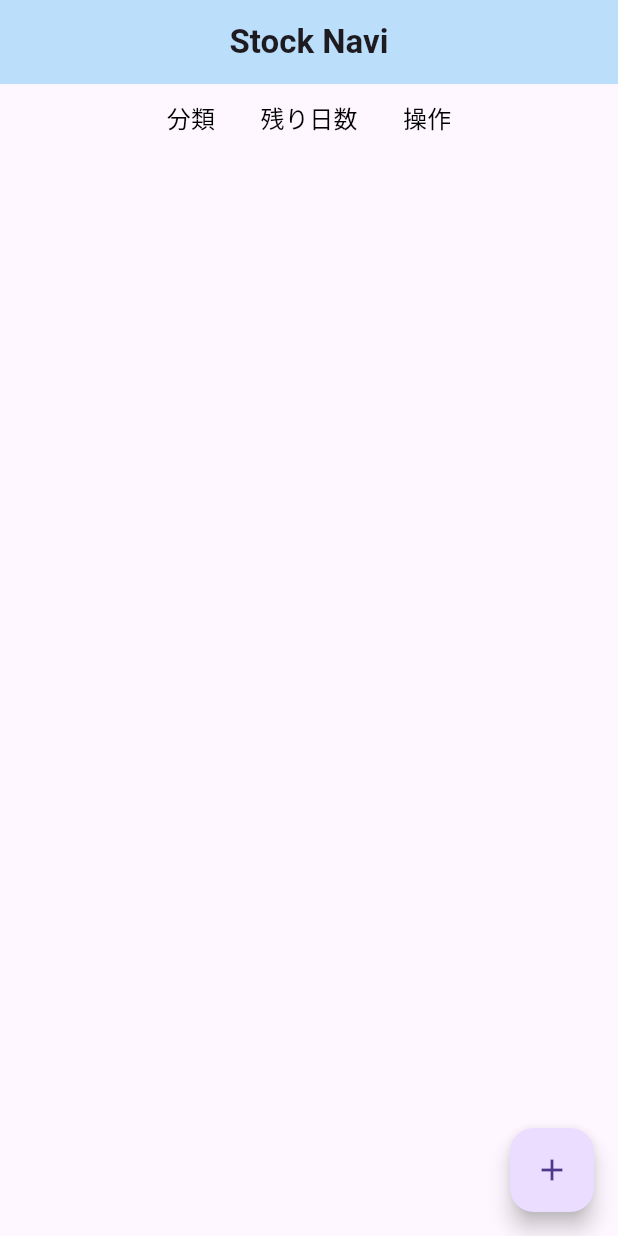
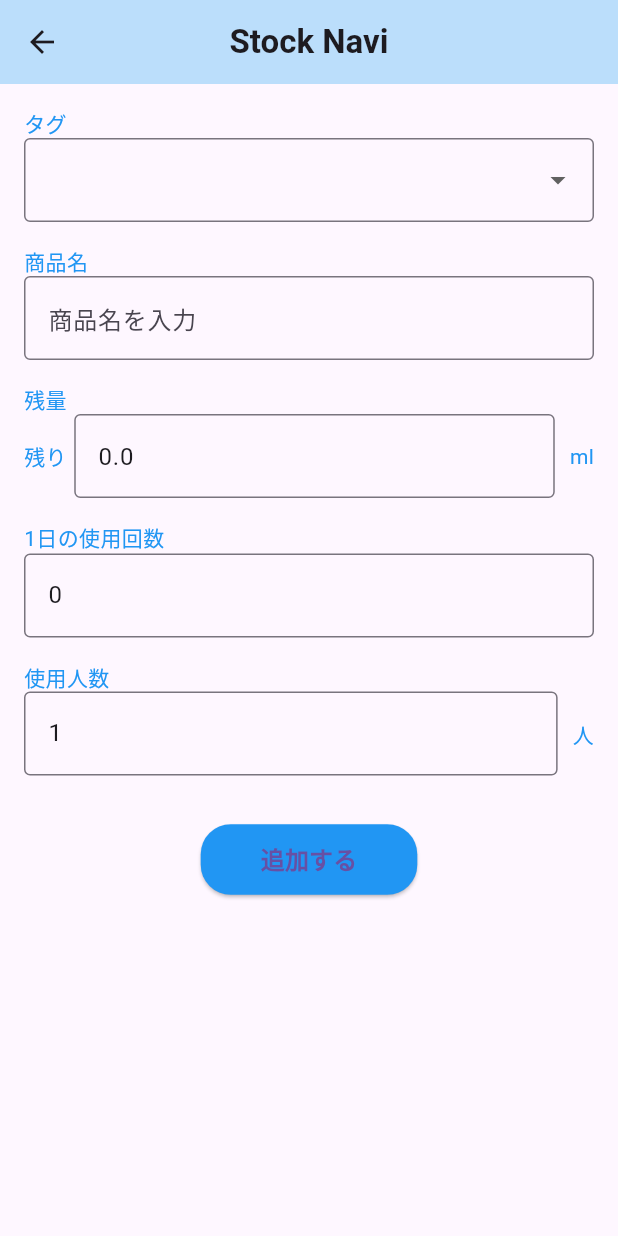
Before and after one commit to Engineer-Guild-Hackathon-2025-March/StockNavi, a Flutter app: the screen it shows after launch, after a tap on the "add" icon, on a phone screen of 412 x 824 dp. Run offline on Flutter 3.47's test engine with Material 3 defaults, Android fonts, the phone set to English and light mode, and no system bars; our stand-ins replace flutter_local_notifications, sqflite, timezone; accounts and stored records are empty.

Commit message:
add_item_page

```diff
--- a/lib/controllers/controller.dart
+++ b/lib/controllers/controller.dart
@@ -1,8 +1,14 @@
+import 'dart:developer';
+import 'dart:math' as Log;
+
+import 'package:flutter/cupertino.dart';
 import 'package:stocknavi/models/consumables_list.dart';
 import 'package:stocknavi/views/base_view.dart';
 import 'package:stocknavi/models/consumable.dart';
 import 'package:stocknavi/services/notification_service.dart';
 import 'package:stocknavi/database/database_helper.dart';
+
+import '../models/consumables_list.dart';
 
 class Controller {
   final ConsumablesList _allConsumablesList = ConsumablesList();
@@ -102,6 +108,27 @@ class Controller {
           mAverageId: mAverageId,
         );
         break;
+      case 'insert':
+        int mAverageId = 1;
+        if (data['tags'] != null && (data['tags'] as List).isNotEmpty) {
+          mAverageId = await _getMaverageIdFromTag(
+            (data['tags'] as List<String>)[0],
+          );
+        }
+
+        final consumable = Consumable(
+          name: data['name'],
+          amount: data['amount'],
+          tags: data['tags'] ?? [],
+          dailyConsumption: data['dailyConsumption'],
+          usagePerDay: data['usagePerDay'],
+          numberOfUsers: data['numberOfUsers'],
+        );
+        consumable.fetchDefaultDailyConsumption(mAverageId);
+        consumable.calculateDaysLeft();
+        debugPrint("hello");
+        await _allConsumablesList.insertConsumable(consumable, mAverageId: mAverageId);
+        break;
     }
     updateView();
   }
--- a/lib/models/consumable.dart
+++ b/lib/models/consumable.dart
@@ -84,4 +84,23 @@ class Consumable {
       updatedAt: DateTime.now(),
     );
   }
+
+  Future<void> fetchDefaultDailyConsumption(int id)async{
+    final db = await DatabaseHelper.instance.database;
+    final List<Map<String, dynamic>> result = await db.query(
+      'm_average',
+      columns: ['amount'],
+      where: 'id = ?',
+      whereArgs: [id],
+    );
+
+    // result が空でなければ、最初の行の 'amount' を返す
+    if (result.isNotEmpty) {
+      // もし amount が int 型である場合
+      dailyConsumption = result.first['amount'] as double;
+    } else {
+      // 見つからなかった場合は null を返す
+      dailyConsumption = 5.0;
+    }
+  }
 }
--- /dev/null
+++ b/lib/views/add_item_page.dart
@@ -0,0 +1,238 @@
+import 'package:flutter/material.dart';
+
+import '../controllers/controller.dart';
+import '../database/database_helper.dart';
+import '../models/consumable.dart';
+
+class AddItemPage extends StatefulWidget {
+  final Consumable consumable= Consumable(amount: 0, name: '', tags: [''], usagePerDay: 0, numberOfUsers: 1);
+  final Controller controller;
+
+  // consumable は任意引数。指定がなければ const Consumable(...) を使う
+  AddItemPage(
+    {
+    super.key,
+    required this.controller,
+  });
+
+  @override
+  State<AddItemPage> createState() {
+    return _AddItemPageState();
+  }
+}
+
+class _AddItemPageState extends State<AddItemPage>{
+  late TextEditingController nameController;
+  late TextEditingController amountController;
+  late TextEditingController usagePerDayController;
+  late TextEditingController numberOfUsersController;
+  late String selectedTag;
+  List<String> _tags = [];
+  Map<String, String> _tagUnitMap = {};
+  String _currentUnit = 'ml';
+
+  @override
+  void initState() {
+    super.initState();
+    nameController = TextEditingController(text: widget.consumable.name);
+    amountController = TextEditingController(
+      text: widget.consumable.amount.toString(),
+    );
+    usagePerDayController = TextEditingController(
+      text: widget.consumable.usagePerDay.toString(),
+    );
+    numberOfUsersController = TextEditingController(
+      text: widget.consumable.numberOfUsers.toString(),
+    );
+    selectedTag =
+      widget.consumable.tags.isNotEmpty ? widget.consumable.tags.first : '';
+    _loadTagsAndUnits();
+  }
+
+  @override
+  void dispose() {
+    nameController.dispose();
+    amountController.dispose();
+    usagePerDayController.dispose();
+    numberOfUsersController.dispose();
+    super.dispose();
+  }
+
+  Future<void> _loadTagsAndUnits() async {
+    final db = await DatabaseHelper.instance.database;
+    final List<Map<String, dynamic>> maps = await db.query('m_average');
+
+    setState(() {
+      _tags = [];
+      _tagUnitMap = {};
+
+      for (var map in maps) {
+        final String tag = map['tag'] as String;
+        final String unit = map['unit'] as String;
+
+        _tags.add(tag);
+        _tagUnitMap[tag] = unit;
+      }
+
+      if (!_tags.contains(selectedTag) && selectedTag.isNotEmpty) {
+        _tags.add(selectedTag);
+        _tagUnitMap[selectedTag] = 'ml';
+      }
+
+      _updateCurrentUnit();
+    });
+  }
+
+  void _updateCurrentUnit() {
+    if (_tagUnitMap.containsKey(selectedTag)) {
+      _currentUnit = _tagUnitMap[selectedTag]!;
+    } else {
+      _currentUnit = 'ml';
+    }
+  }
+
+  @override
+  Widget build(BuildContext context) {
+    return Scaffold(
+      appBar: AppBar(
+        title: const Text(
+          'Stock Navi',
+          style: TextStyle(fontWeight: FontWeight.bold),
+        ),
+        centerTitle: true,
+        backgroundColor: Colors.blue.shade100,
+        // actions: [
+        //   IconButton(
+        //     onPressed: _deleteItem,
+        //     icon: const Icon(Icons.delete, color: Colors.red),
+        //   ),
+        // ],
+      ),
+      body: Padding(
+        padding: const EdgeInsets.all(16.0),
+        child: SingleChildScrollView(
+          child: Column(
+            crossAxisAlignment: CrossAxisAlignment.start,
+            children: [
+              const Text('タグ', style: TextStyle(color: Colors.blue)),
+              DropdownButtonFormField<String>(
+                value: (_tags.contains(selectedTag) && selectedTag.isNotEmpty)
+                    ? selectedTag
+                    : null,
+                isExpanded: true,
+                items:
+                _tags.map((tag) {
+                  return DropdownMenuItem<String>(
+                    value: tag,
+                    child: Text(tag),
+                  );
+                }).toList(),
+                onChanged: (value) {
+                  setState(() {
+                    selectedTag = value!;
+                    _updateCurrentUnit();
+                  });
+                },
+                decoration: const InputDecoration(border: OutlineInputBorder()),
+              ),
+              const SizedBox(height: 16),
+
+              const Text('商品名', style: TextStyle(color: Colors.blue)),
+              TextField(
+                controller: nameController,
+                decoration: const InputDecoration(
+                  hintText: '商品名を入力',
+                  border: OutlineInputBorder(),
+                ),
+              ),
+              const SizedBox(height: 16),
+
+              const Text('残量', style: TextStyle(color: Colors.blue)),
+              Row(
+                children: [
+                  const Text('残り', style: TextStyle(color: Colors.blue)), const SizedBox(width: 5),
+                  Expanded(
+                  child: TextField(
+                    controller: amountController,
+                    keyboardType: TextInputType.number,
+                    decoration: const InputDecoration(
+                      hintText: '残量',
+                      border: OutlineInputBorder(),
+                    ),
+                  ),
+                ),
+                const SizedBox(width: 10),
+                Text(_currentUnit, style: const TextStyle(color: Colors.blue)),
+              ],),
+              const SizedBox(height: 16),
+              const Text('1日の使用回数', style: const TextStyle(color: Colors.blue)),
+              TextField(
+                controller: usagePerDayController,
+                keyboardType: TextInputType.number,
+                decoration: const InputDecoration(border: OutlineInputBorder()),
+              ),
+              const SizedBox(height: 16),
+
+              const Text('使用人数', style: TextStyle(color: Colors.blue)),
+              Row(
+                children: [
+                  Expanded(
+                    child: TextField(
+                      controller: numberOfUsersController,
+                      keyboardType: TextInputType.number,
+                      decoration: const InputDecoration(
+                        border: OutlineInputBorder(),
+                      ),
+                    ),
+                  ),
+                  const SizedBox(width: 10),
+                  const Text('人', style: TextStyle(color: Colors.blue)),
+                ],
+              ),
+
+              const SizedBox(height: 32),
+              Center(
+                child: ElevatedButton(
+                  onPressed: _insertItem,
+                  style: ElevatedButton.styleFrom(
+                    backgroundColor: Colors.blue,
+                    shape: RoundedRectangleBorder(
+                      borderRadius: BorderRadius.circular(20),
+                    ),
+                    padding: const EdgeInsets.symmetric(
+                      horizontal: 40,
+                      vertical: 12,
+                    ),
+                  ),
+                  child: const Text(
+                    '追加する',
+                    style: TextStyle(fontSize: 16, fontWeight: FontWeight.bold),
+                  ),
+                ),
+              ),
+            ],
+          ),
+        ),
+      ),
+    );
+  }
+
+  void _insertItem(){try {
+
+    widget.controller.handleUserInput('insert', {
+      'name': nameController.text,
+      'tag': selectedTag,
+      'tags': [selectedTag],
+      'amount': double.tryParse(amountController.text),
+      'usagePerDay': int.tryParse(usagePerDayController.text) ?? 1,
+      'numberOfUsers': int.tryParse(numberOfUsersController.text) ?? 1,
+      'dailyConsumption': widget.consumable.dailyConsumption,
+    });
+
+    Navigator.pop(context);
+  } catch (e) {
+    ScaffoldMessenger.of(
+      context,
+    ).showSnackBar(const SnackBar(content: Text('更新に失敗しました。入力内容を確認してください')));
+  }}
+}
--- a/lib/views/base_view.dart
+++ b/lib/views/base_view.dart
@@ -3,6 +3,8 @@ import 'package:stocknavi/models/consumable.dart';
 import 'package:stocknavi/views/table_view.dart';
 import 'package:stocknavi/controllers/controller.dart';
 import 'package:stocknavi/database/database_helper.dart';
+
+import 'add_item_page.dart';
 
 class BaseView extends StatefulWidget {
   const BaseView({super.key});
@@ -14,7 +16,7 @@ class BaseView extends StatefulWidget {
 class BaseViewState extends State<BaseView> {
   late final ConsumableTable _table;
   List<Consumable> _consumables = [];
-  Controller? _controller;
+  late Controller _controller;
   List<String> _tags = [];
   String? selectedTag;
 
@@ -22,11 +24,16 @@ class BaseViewState extends State<BaseView> {
   void initState() {
     super.initState();
     _loadTags();
+    this._controller = Controller(this);
   }
 
   void setController(Controller controller) {
     _controller = controller;
     _table = ConsumableTable(controller: controller);
+  }
+
+  Controller getController(){
+    return _controller;
   }
 
   void updateTable(List<Consumable> consumables) {
@@ -76,7 +83,15 @@ class BaseViewState extends State<BaseView> {
       ),*/
       floatingActionButton: FloatingActionButton(
         child: Icon(Icons.add),
-        onPressed: () {},
+        onPressed: () {
+          Navigator.push(
+          context,
+          MaterialPageRoute(
+            builder: (context) => AddItemPage(
+              controller: getController(),
+            ),
+          ),
+        );},
       ),
     );
   }
```
